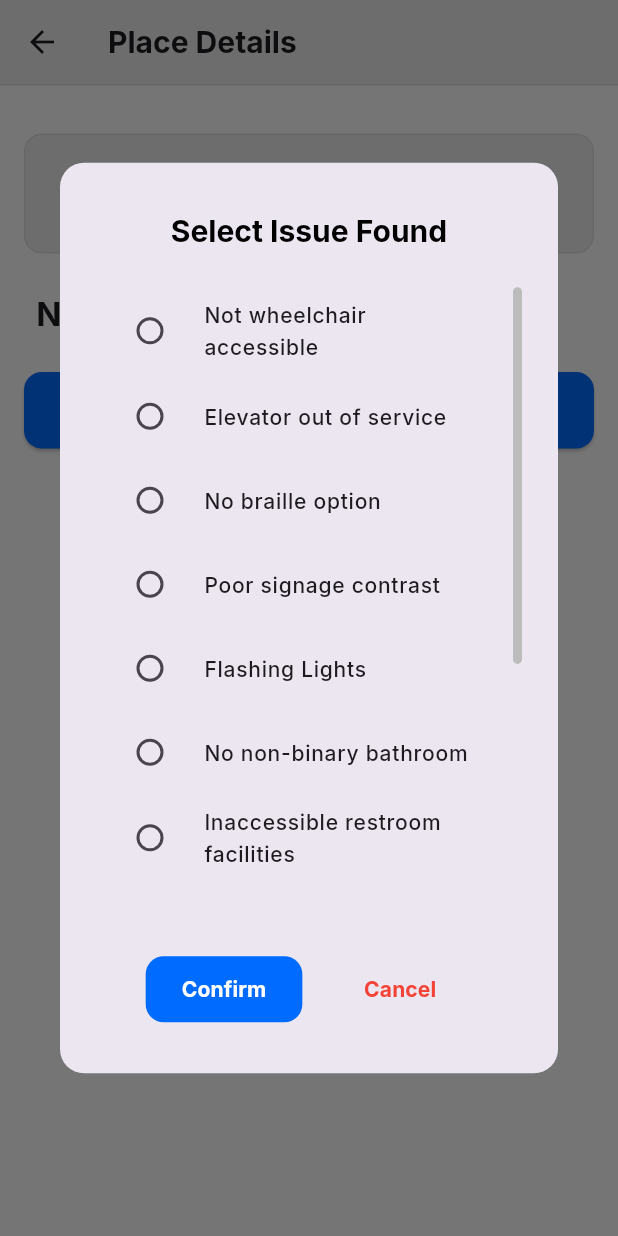
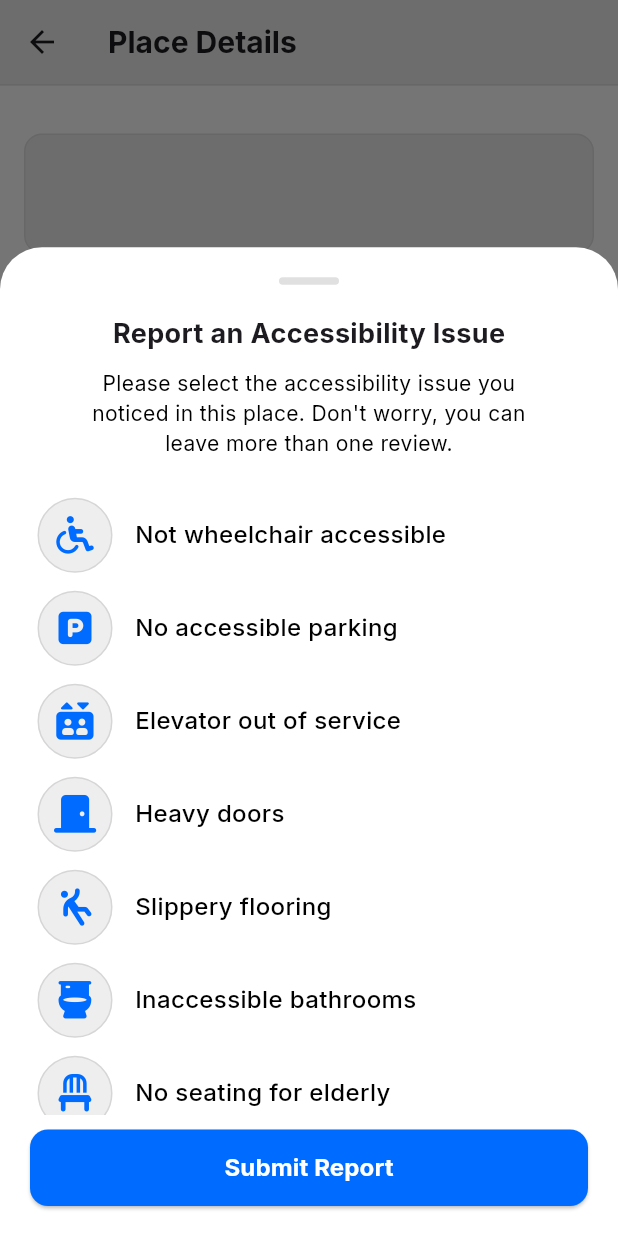
Before and after one commit to simaopsbarbosa/Inclui, a Flutter app: the PlaceDetailPage screen opened directly with empty values, after a tap on "Report Issues", on a phone screen of 412 x 824 dp. Run offline on Flutter 3.47's test engine with Material 3 defaults, Android fonts, the phone set to English and light mode, and no system bars; our stand-ins replace firebase_auth, firebase_core, firebase_database, flutter_dotenv, flutter_svg, font_awesome_flutter and 3 more; accounts and stored records are empty; generated files the repository leaves out were written again; network calls fail.

Commit message:
made design of report place similar to new user preferences selection

```diff
--- a/src/inclui/lib/constants.dart
+++ b/src/inclui/lib/constants.dart
@@ -7,7 +7,7 @@ final Map<String, IconData> accessibilityIssues = {
   'Elevator out of service': FontAwesomeIcons.elevator,
   'Heavy doors': FontAwesomeIcons.doorClosed,
   'Slippery flooring': FontAwesomeIcons.personFalling,
-  'Inaccessible bathrooms': FontAwesomeIcons.restroom,
+  'Inaccessible bathrooms': FontAwesomeIcons.toilet,
   'No seating for elderly': FontAwesomeIcons.chair,
   'Poor signage contrast': FontAwesomeIcons.signHanging,
   'No braille menu': FontAwesomeIcons.eyeLowVision,
--- a/src/inclui/lib/widgets/report_modal.dart
+++ b/src/inclui/lib/widgets/report_modal.dart
@@ -3,6 +3,8 @@ import 'package:flutter/material.dart';
 import 'package:google_fonts/google_fonts.dart';
 import 'package:firebase_database/firebase_database.dart';
 import 'package:inclui/services/auth_service.dart';
+import 'package:inclui/constants.dart';
+import 'package:inclui/widgets/circle_icon.dart';
 
 class ReportIssueSection extends StatefulWidget {
   final String placeId;
@@ -15,192 +17,26 @@ class ReportIssueSection extends StatefulWidget {
   });
 
   @override
-  ReportIssueSectionState createState() => ReportIssueSectionState();
+  State<ReportIssueSection> createState() => _ReportIssueSectionState();
 }
 
-class ReportIssueSectionState extends State<ReportIssueSection> {
-  final List<String> issues = [
-    'Not wheelchair accessible',
-    'Elevator out of service',
-    'No braille option',
-    'Poor signage contrast',
-    'Flashing Lights',
-    'No non-binary bathroom',
-    'Inaccessible restroom facilities',
-    'No seating for elderly',
-    'Heavy doors',
-    'Too noisy',
-    'No audio description',
-    'No ASL interpreter',
-  ];
-
+class _ReportIssueSectionState extends State<ReportIssueSection> {
   String? selectedIssue;
 
-  void _showIssueDialog() async {
-    String? tempSelected = selectedIssue;
+  void _showReportModal() async {
+    final result = await showModalBottomSheet<String>(
+      context: context,
+      isScrollControlled: true,
+      backgroundColor: Colors.white,
+      builder: (context) => ReportIssueModal(placeId: widget.placeId),
+    );
 
-    await showDialog(
-      context: context,
-      builder: (context) {
-        return AlertDialog(
-          shape: RoundedRectangleBorder(
-            borderRadius: BorderRadius.circular(16),
-          ),
-          title: Container(
-            padding: const EdgeInsets.all(8.0),
-            child: Center(
-              child: Text(
-                'Select Issue Found',
-                style: GoogleFonts.inter(
-                  color: Colors.black,
-                  fontWeight: FontWeight.bold,
-                  fontSize: 20,
-                ),
-              ),
-            ),
-          ),
-          content: ConstrainedBox(
-            constraints: BoxConstraints(
-              maxHeight: MediaQuery.of(context).size.height * 0.5,
-            ),
-            child: StatefulBuilder(
-              builder: (context, setDialogState) {
-                return Scrollbar(
-                  thumbVisibility: true,
-                  radius: const Radius.circular(8),
-                  thickness: 6,
-                  child: SingleChildScrollView(
-                    child: Column(
-                      children: issues.map((issue) {
-                        return RadioListTile<String>(
-                          activeColor: Theme.of(context).primaryColor,
-                          value: issue,
-                          groupValue: tempSelected,
-                          title: Text(
-                            issue,
-                            style: GoogleFonts.inter(
-                              fontSize: 14,
-                              fontWeight: FontWeight.w500,
-                            ),
-                          ),
-                          onChanged: (value) {
-                            setDialogState(() {
-                              tempSelected = value;
-                            });
-                          },
-                        );
-                      }).toList(),
-                    ),
-                  ),
-                );
-              },
-            ),
-          ),
-          actions: [
-            Padding(
-              padding:
-                  const EdgeInsets.symmetric(horizontal: 16.0, vertical: 8),
-              child: Row(
-                mainAxisAlignment: MainAxisAlignment.spaceEvenly,
-                children: [
-                  TextButton(
-                    onPressed: () async {
-                      if (tempSelected == null) return;
-
-                      final user = FirebaseAuth.instance.currentUser;
-                      if (user == null) return;
-
-                      final userId = user.uid;
-                      final email = AuthService.getUserEmail();
-                      final reportRef = FirebaseDatabase.instance.ref(
-                          "reports/${widget.placeId}/$tempSelected/$userId");
-
-                      try {
-                        final snapshot = await reportRef.get();
-                        if (snapshot.exists) {
-                          ScaffoldMessenger.of(context).showSnackBar(
-                            SnackBar(
-                              content: Text(
-                                'You have already reported this issue for this place.',
-                                style: GoogleFonts.inter(),
-                              ),
-                              backgroundColor: Colors.redAccent,
-                            ),
-                          );
-                          return;
-                        }
-
-                        await reportRef.set({
-                          'timestamp': ServerValue.timestamp,
-                          'email': email,
-                        });
-
-                        setState(() => selectedIssue = tempSelected);
-                        widget.onReport?.call();
-
-                        ScaffoldMessenger.of(context).showSnackBar(
-                          SnackBar(
-                            content: Text(
-                              'Report submitted successfully.',
-                              style: GoogleFonts.inter(),
-                            ),
-                            backgroundColor: Theme.of(context).primaryColor,
-                          ),
-                        );
-
-                        Navigator.of(context).pop();
-                      } on FirebaseException catch (e) {
-                        ScaffoldMessenger.of(context).showSnackBar(
-                          SnackBar(
-                            content: Text(
-                              'Failed to send report: ${e.message}',
-                              style: GoogleFonts.inter(),
-                            ),
-                            backgroundColor: Colors.redAccent,
-                          ),
-                        );
-                      }
-                    },
-                    style: TextButton.styleFrom(
-                      backgroundColor: Theme.of(context).primaryColor,
-                      padding: const EdgeInsets.symmetric(
-                          horizontal: 24, vertical: 12),
-                      shape: RoundedRectangleBorder(
-                        borderRadius: BorderRadius.circular(12),
-                      ),
-                    ),
-                    child: Text(
-                      'Confirm',
-                      style: GoogleFonts.inter(
-                        color: Colors.white,
-                        fontWeight: FontWeight.bold,
-                      ),
-                    ),
-                  ),
-                  TextButton(
-                    onPressed: () => Navigator.of(context).pop(),
-                    style: TextButton.styleFrom(
-                      padding: const EdgeInsets.symmetric(
-                          horizontal: 24, vertical: 12),
-                      shape: RoundedRectangleBorder(
-                        borderRadius: BorderRadius.circular(12),
-                      ),
-                    ),
-                    child: Text(
-                      'Cancel',
-                      style: GoogleFonts.inter(
-                        color: Colors.red,
-                        fontWeight: FontWeight.bold,
-                      ),
-                    ),
-                  ),
-                ],
-              ),
-            ),
-          ],
-        );
-      },
-    );
+    if (result != null) {
+      setState(() {
+        selectedIssue = result;
+      });
+      widget.onReport?.call();
+    }
   }
 
   @override
@@ -208,7 +44,7 @@ class ReportIssueSectionState extends State<ReportIssueSection> {
     return SizedBox(
       width: double.infinity,
       child: ElevatedButton(
-        onPressed: _showIssueDialog,
+        onPressed: _showReportModal,
         style: ElevatedButton.styleFrom(
           backgroundColor: Theme.of(context).primaryColor,
           shape: RoundedRectangleBorder(
@@ -228,3 +64,197 @@ class ReportIssueSectionState extends State<ReportIssueSection> {
     );
   }
 }
+
+class ReportIssueModal extends StatefulWidget {
+  final String placeId;
+
+  const ReportIssueModal({super.key, required this.placeId});
+
+  @override
+  State<ReportIssueModal> createState() => _ReportIssueModalState();
+}
+
+class _ReportIssueModalState extends State<ReportIssueModal> {
+  String? tempSelected;
+
+  @override
+  Widget build(BuildContext context) {
+    final double maxHeight = MediaQuery.of(context).size.height * 0.8;
+
+    return SafeArea(
+      child: Container(
+        height: maxHeight,
+        padding: const EdgeInsets.all(20),
+        child: Column(
+          mainAxisSize: MainAxisSize.min,
+          children: [
+            Container(
+              height: 5,
+              width: 40,
+              margin: const EdgeInsets.only(bottom: 20),
+              decoration: BoxDecoration(
+                color: Colors.grey[300],
+                borderRadius: BorderRadius.circular(10),
+              ),
+            ),
+            Text(
+              'Report an Accessibility Issue',
+              style: GoogleFonts.inter(
+                fontSize: 18,
+                fontWeight: FontWeight.bold,
+              ),
+            ),
+            const SizedBox(height: 10),
+            Padding(
+              padding: const EdgeInsets.symmetric(horizontal: 24.0),
+              child: Text(
+                'Please select the accessibility issue you noticed in this place. '
+                'Don\'t worry, you can leave more than one review.',
+                style: GoogleFonts.inter(
+                  fontSize: 14,
+                  fontWeight: FontWeight.w400,
+                  color: Colors.black,
+                  height: 1.4,
+                ),
+                textAlign: TextAlign.center,
+              ),
+            ),
+            const SizedBox(height: 20),
+            Expanded(
+              child: ListView.builder(
+                itemCount: accessibilityIssues.length,
+                itemBuilder: (context, index) {
+                  final issue = accessibilityIssues.keys.toList()[index];
+                  final icon = accessibilityIssues[issue];
+                  final isSelected = tempSelected == issue;
+
+                  return InkWell(
+                    onTap: () {
+                      setState(() {
+                        tempSelected = issue;
+                      });
+                    },
+                    borderRadius: BorderRadius.circular(12),
+                    child: Container(
+                      padding: const EdgeInsets.symmetric(
+                          horizontal: 5, vertical: 2),
+                      margin: const EdgeInsets.symmetric(vertical: 4),
+                      decoration: BoxDecoration(
+                        borderRadius: BorderRadius.circular(12),
+                      ),
+                      child: Row(
+                        children: [
+                          CircleIcon(
+                            icon: icon ?? Icons.warning,
+                            size: 50,
+                            backgroundColor: isSelected
+                                ? Theme.of(context).primaryColor
+                                : Colors.grey.shade200,
+                            iconColor: isSelected
+                                ? Colors.grey.shade200
+                                : Theme.of(context).primaryColor,
+                          ),
+                          const SizedBox(width: 15),
+                          Expanded(
+                            child: Text(
+                              issue,
+                              style: GoogleFonts.inter(
+                                fontSize: 16,
+                                fontWeight: FontWeight.w500,
+                                color: isSelected
+                                    ? Colors.blue.shade700
+                                    : Colors.black,
+                              ),
+                              overflow: TextOverflow.ellipsis,
+                            ),
+                          ),
+                        ],
+                      ),
+                    ),
+                  );
+                },
+              ),
+            ),
+            const SizedBox(height: 10),
+            SizedBox(
+              width: double.infinity,
+              child: ElevatedButton(
+                onPressed: () async {
+                  if (tempSelected == null) return;
+
+                  final user = FirebaseAuth.instance.currentUser;
+                  if (user == null) return;
+
+                  final userId = user.uid;
+                  final email = AuthService.getUserEmail();
+                  final reportRef = FirebaseDatabase.instance
+                      .ref("reports/${widget.placeId}/$tempSelected/$userId");
+
+                  try {
+                    final snapshot = await reportRef.get();
+                    if (snapshot.exists) {
+                      ScaffoldMessenger.of(context).showSnackBar(
+                        SnackBar(
+                          content: Text(
+                            'You have already reported this issue for this place.',
+                            style: GoogleFonts.inter(),
+                          ),
+                          backgroundColor: Colors.redAccent,
+                          duration: const Duration(seconds: 2),
+                        ),
+                      );
+                      Navigator.of(context).pop(tempSelected);
+                      return;
+                    }
+
+                    await reportRef.set({
+                      'timestamp': ServerValue.timestamp,
+                      'email': email,
+                    });
+
+                    Navigator.of(context).pop(tempSelected);
+
+                    ScaffoldMessenger.of(context).showSnackBar(
+                      SnackBar(
+                        content: Text(
+                          'Report submitted successfully.',
+                          style: GoogleFonts.inter(),
+                        ),
+                        backgroundColor: Theme.of(context).primaryColor,
+                      ),
+                    );
+                  } on FirebaseException catch (e) {
+                    ScaffoldMessenger.of(context).showSnackBar(
+                      SnackBar(
+                        content: Text(
+                          'Failed to send report: ${e.message}',
+                          style: GoogleFonts.inter(),
+                        ),
+                        backgroundColor: Colors.redAccent,
+                      ),
+                    );
+                  }
+                },
+                style: ElevatedButton.styleFrom(
+                  backgroundColor: Theme.of(context).primaryColor,
+                  shape: RoundedRectangleBorder(
+                    borderRadius: BorderRadius.circular(12),
+                  ),
+                  padding: const EdgeInsets.symmetric(vertical: 14),
+                ),
+                child: const Text(
+                  'Submit Report',
+                  style: TextStyle(
+                    color: Colors.white,
+                    fontSize: 16,
+                    fontWeight: FontWeight.bold,
+                  ),
+                ),
+              ),
+            ),
+          ],
+        ),
+      ),
+    );
+  }
+}
```
Also changed, not shown: src/inclui/lib/screens/place_detail_page.dart (+52 -11 lines), src/inclui/lib/place_detail_page.dart (added).
